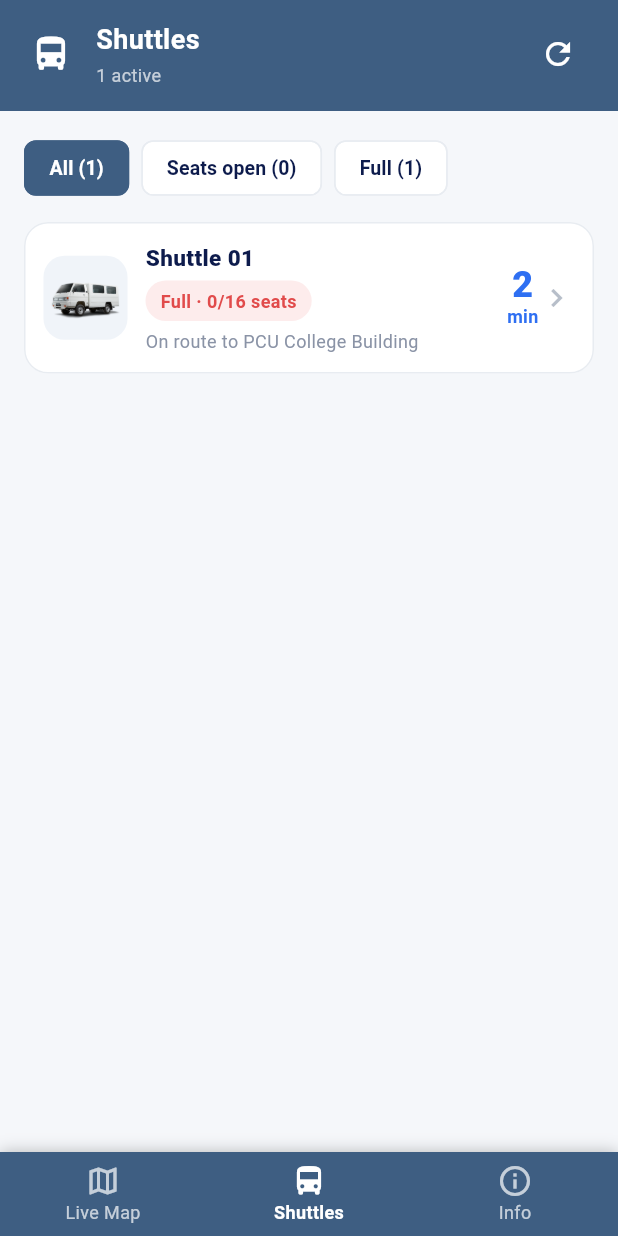
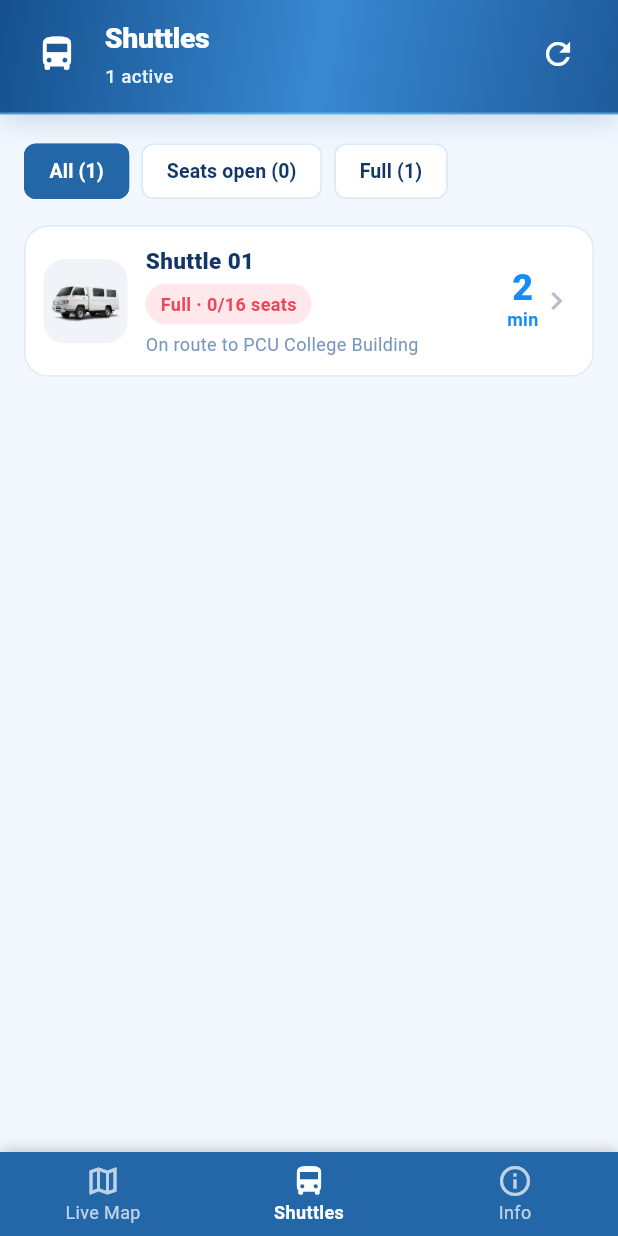
Before and after one commit to mjervalerio-afk/E-Byahe, a Flutter app: the screen it shows after launch, item 2 of the bottom bar chosen, on a phone screen of 412 x 824 dp. Run offline on Flutter 3.47's test engine with Material 3 defaults, Android fonts, the phone set to English and light mode, and no system bars; our stand-ins replace connectivity_plus, flutter_map, latlong2, shimmer, video_player.

Commit message:
Refresh app-wide theme with metallic blue gradient design

```diff
--- a/lib/theme.dart
+++ b/lib/theme.dart
@@ -1,52 +1,98 @@
 import 'package:flutter/material.dart';
 import 'package:flutter/services.dart';
 
-/// One place for the app's colors, so every screen looks like the same app.
+/// Shared E-Byahe visual system: luminous metallic blues, clean white surfaces,
+/// soft shadows, and consistent status colors across every screen.
 class AppColors {
   AppColors._();
 
-  static const metallicBlue = Color(0xFF3E5E82);
-  static const navy = Color(0xFF0D1B4C);
-  static const blue = Color(0xFF2E6FF2);
-  static const green = Color(0xFF22A45D);
-  static const amber = Color(0xFFE08A00);
-  static const red = Color(0xFFE14B4B);
-  static const muted = Color(0xFF8A93A6);
-  static const line = Color(0xFFE8ECF1);
-  static const background = Color(0xFFF5F7FA);
+  static const metallicBlue = Color(0xFF2467A9);
+  static const navy = Color(0xFF123766);
+  static const blue = Color(0xFF168BFA);
+  static const sky = Color(0xFF79D4FF);
+  static const green = Color(0xFF12B981);
+  static const amber = Color(0xFFFFB52E);
+  static const red = Color(0xFFF04458);
+  static const muted = Color(0xFF7897BE);
+  static const line = Color(0xFFDCEAF8);
+  static const background = Color(0xFFF3F8FE);
 
-  static const softBlue = Color(0xFFEAF1FF);
-  static const softGreen = Color(0xFFE8F6EE);
-  static const softAmber = Color(0xFFFFF3DD);
-  static const softRed = Color(0xFFFDECEC);
+  static const softBlue = Color(0xFFE7F3FF);
+  static const softGreen = Color(0xFFE4F9F0);
+  static const softAmber = Color(0xFFFFF4D9);
+  static const softRed = Color(0xFFFFE8EB);
+
+  static const headerGradient = LinearGradient(
+    begin: Alignment.topLeft,
+    end: Alignment.bottomRight,
+    colors: [Color(0xFF15508D), Color(0xFF3988D1), Color(0xFF1E5B9B)],
+    stops: [0, 0.52, 1],
+  );
+
+  static const bottomGradient = LinearGradient(
+    begin: Alignment.topLeft,
+    end: Alignment.bottomRight,
+    colors: [Color(0xFF174D88), Color(0xFF3988D1), Color(0xFF1B5A9B)],
+  );
 }
 
-/// White rounded card with a hairline border and a soft shadow.
-BoxDecoration appCardDecoration({double radius = 16}) {
+/// Rounded, bright surface with a subtle blue outline and gentle elevation.
+BoxDecoration appCardDecoration({double radius = 20}) {
   return BoxDecoration(
-    color: Colors.white,
+    color: const Color(0xF7FFFFFF),
     borderRadius: BorderRadius.circular(radius),
-    border: Border.all(color: AppColors.line),
+    border: Border.all(color: AppColors.line, width: 1.15),
     boxShadow: const [
-      BoxShadow(color: Color(0x120D1B4C), blurRadius: 12, offset: Offset(0, 4)),
+      BoxShadow(color: Color(0x15265F9E), blurRadius: 18, offset: Offset(0, 6)),
+      BoxShadow(color: Color(0xBFFFFFFF), blurRadius: 1, offset: Offset(0, 1)),
     ],
   );
 }
 
 ThemeData buildAppTheme() {
+  final scheme = ColorScheme.fromSeed(
+    seedColor: AppColors.blue,
+    brightness: Brightness.light,
+    primary: AppColors.blue,
+    secondary: AppColors.sky,
+    surface: Colors.white,
+    error: AppColors.red,
+  );
   return ThemeData(
     useMaterial3: true,
-    colorSchemeSeed: AppColors.blue,
+    colorScheme: scheme,
     scaffoldBackgroundColor: AppColors.background,
+    appBarTheme: const AppBarTheme(
+      backgroundColor: AppColors.metallicBlue,
+      foregroundColor: Colors.white,
+      elevation: 0,
+      centerTitle: false,
+    ),
+    cardTheme: CardThemeData(
+      color: Colors.white,
+      elevation: 0,
+      shape: RoundedRectangleBorder(
+        borderRadius: BorderRadius.circular(20),
+        side: const BorderSide(color: AppColors.line),
+      ),
+      margin: EdgeInsets.zero,
+    ),
+    dividerColor: AppColors.line,
+    textTheme: ThemeData.light().textTheme.apply(
+      bodyColor: AppColors.navy,
+      displayColor: AppColors.navy,
+    ),
     snackBarTheme: SnackBarThemeData(
       behavior: SnackBarBehavior.floating,
-      shape: RoundedRectangleBorder(borderRadius: BorderRadius.circular(12)),
+      backgroundColor: AppColors.navy,
+      contentTextStyle: const TextStyle(color: Colors.white),
+      shape: RoundedRectangleBorder(borderRadius: BorderRadius.circular(14)),
     ),
   );
 }
 
-/// The metallic-blue bar at the top of every screen. It paints behind the
-/// phone's status bar too, so there is no pale strip above it.
+/// Shared metallic-blue gradient header used across the app. Safe-area padding
+/// lets the blue finish extend behind the phone status bar.
 class AppHeader extends StatelessWidget {
   final String title;
   final String? subtitle;
@@ -66,13 +112,23 @@ class AppHeader extends StatelessWidget {
   @override
   Widget build(BuildContext context) {
     return AnnotatedRegion<SystemUiOverlayStyle>(
-      value: SystemUiOverlayStyle.light.copyWith(statusBarColor: Colors.transparent),
+      value: SystemUiOverlayStyle.light.copyWith(
+        statusBarColor: Colors.transparent,
+        systemNavigationBarColor: AppColors.background,
+        systemNavigationBarIconBrightness: Brightness.dark,
+      ),
       child: Container(
-        color: AppColors.metallicBlue,
+        decoration: const BoxDecoration(
+          gradient: AppColors.headerGradient,
+          boxShadow: [
+            BoxShadow(color: Color(0x33245F9C), blurRadius: 16, offset: Offset(0, 5)),
+          ],
+          border: Border(bottom: BorderSide(color: Color(0x887DD8FF), width: 1.2)),
+        ),
         child: SafeArea(
           bottom: false,
           child: Padding(
-            padding: const EdgeInsets.fromLTRB(12, 12, 16, 14),
+            padding: const EdgeInsets.fromLTRB(16, 12, 16, 15),
             child: Column(
               mainAxisSize: MainAxisSize.min,
               children: [
@@ -80,9 +136,9 @@ class AppHeader extends StatelessWidget {
                   children: [
                     if (leading != null) ...[
                       leading!,
-                      const SizedBox(width: 8),
+                      const SizedBox(width: 10),
                     ] else
-                      const SizedBox(width: 4),
+                      const SizedBox(width: 2),
                     Expanded(
                       child: Column(
                         crossAxisAlignment: CrossAxisAlignment.start,
@@ -93,17 +149,22 @@ class AppHeader extends StatelessWidget {
                             overflow: TextOverflow.ellipsis,
                             style: const TextStyle(
                               color: Colors.white,
-                              fontWeight: FontWeight.w700,
-                              fontSize: 18,
+                              fontWeight: FontWeight.w800,
+                              fontSize: 19,
+                              letterSpacing: -0.25,
                             ),
                           ),
                           if (subtitle != null) ...[
-                            const SizedBox(height: 2),
+                            const SizedBox(height: 3),
                             Text(
                               subtitle!,
                               maxLines: 1,
                               overflow: TextOverflow.ellipsis,
-                              style: const TextStyle(color: Colors.white70, fontSize: 12),
+                              style: const TextStyle(
+                                color: Color(0xFFE3F2FF),
+                                fontSize: 12.5,
+                                fontWeight: FontWeight.w500,
+                              ),
                             ),
                           ],
                         ],
```
